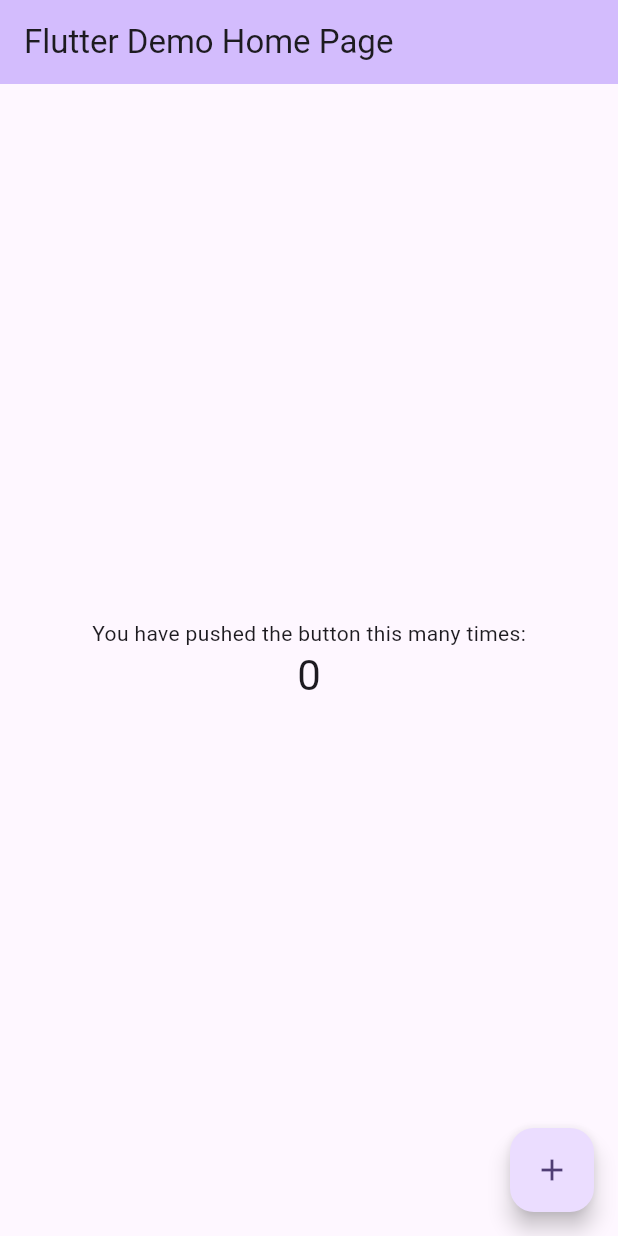
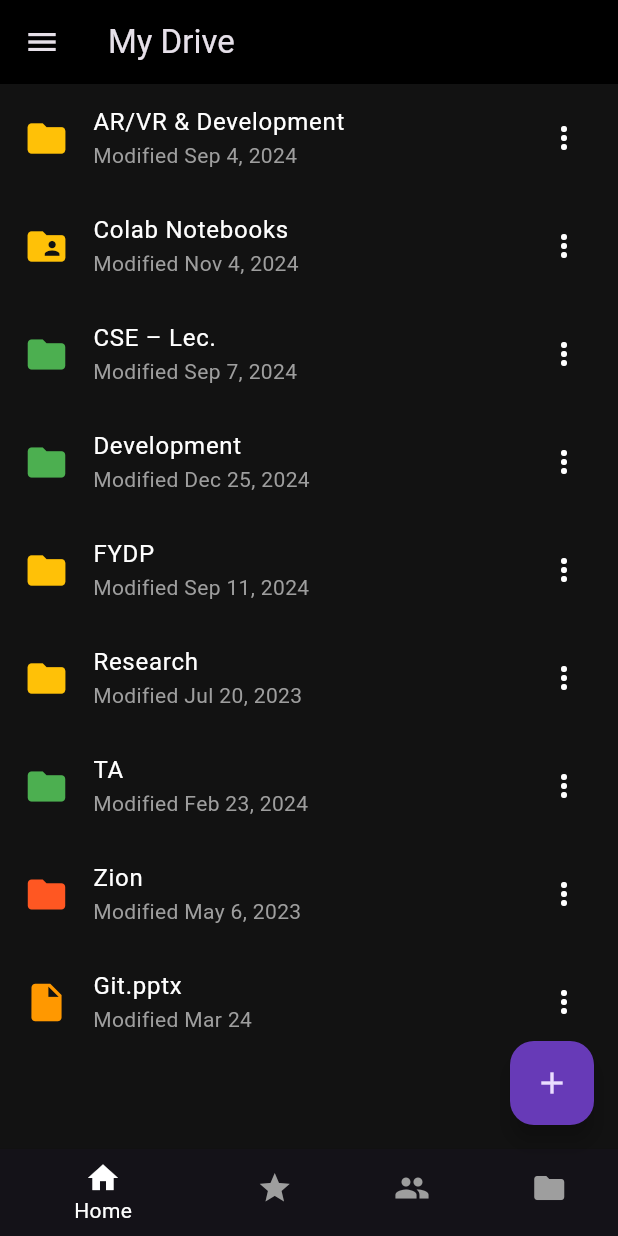
Before and after one commit to miraj489/lab_evaloution, a Flutter app: the screen it shows after launch, on a phone screen of 412 x 824 dp. Run offline on Flutter 3.47's test engine with Material 3 defaults, Android fonts, the phone set to English and light mode, and no system bars.

Commit message:
Update main.dart

```diff
--- a/lib/main.dart
+++ b/lib/main.dart
@@ -1,122 +1,146 @@
 import 'package:flutter/material.dart';
 
-void main() {
-  runApp(const MyApp());
-}
+void main() => runApp(MyDriveCloneApp());
 
-class MyApp extends StatelessWidget {
-  const MyApp({super.key});
-
-  // This widget is the root of your application.
+class MyDriveCloneApp extends StatelessWidget {
   @override
   Widget build(BuildContext context) {
     return MaterialApp(
-      title: 'Flutter Demo',
-      theme: ThemeData(
-        // This is the theme of your application.
-        //
-        // TRY THIS: Try running your application with "flutter run". You'll see
-        // the application has a purple toolbar. Then, without quitting the app,
-        // try changing the seedColor in the colorScheme below to Colors.green
-        // and then invoke "hot reload" (save your changes or press the "hot
-        // reload" button in a Flutter-supported IDE, or press "r" if you used
-        // the command line to start the app).
-        //
-        // Notice that the counter didn't reset back to zero; the application
-        // state is not lost during the reload. To reset the state, use hot
-        // restart instead.
-        //
-        // This works for code too, not just values: Most code changes can be
-        // tested with just a hot reload.
-        colorScheme: ColorScheme.fromSeed(seedColor: Colors.deepPurple),
+      title: 'Drive UI',
+      theme: ThemeData.dark().copyWith(
+        scaffoldBackgroundColor: Color(0xFF121212),
+        iconTheme: IconThemeData(color: Colors.white70),
       ),
-      home: const MyHomePage(title: 'Flutter Demo Home Page'),
+      home: DriveHomePage(),
+      debugShowCheckedModeBanner: false,
     );
   }
 }
 
-class MyHomePage extends StatefulWidget {
-  const MyHomePage({super.key, required this.title});
-
-  // This widget is the home page of your application. It is stateful, meaning
-  // that it has a State object (defined below) that contains fields that affect
-  // how it looks.
-
-  // This class is the configuration for the state. It holds the values (in this
-  // case the title) provided by the parent (in this case the App widget) and
-  // used by the build method of the State. Fields in a Widget subclass are
-  // always marked "final".
-
-  final String title;
-
-  @override
-  State<MyHomePage> createState() => _MyHomePageState();
-}
-
-class _MyHomePageState extends State<MyHomePage> {
-  int _counter = 0;
-
-  void _incrementCounter() {
-    setState(() {
-      // This call to setState tells the Flutter framework that something has
-      // changed in this State, which causes it to rerun the build method below
-      // so that the display can reflect the updated values. If we changed
-      // _counter without calling setState(), then the build method would not be
-      // called again, and so nothing would appear to happen.
-      _counter++;
-    });
-  }
+class DriveHomePage extends StatelessWidget {
+  final List<Map<String, dynamic>> folders = [
+    {
+      'name': 'AR/VR & Development',
+      'date': 'Sep 4, 2024',
+      'icon': Icons.folder,
+    },
+    {
+      'name': 'Colab Notebooks',
+      'date': 'Nov 4, 2024',
+      'icon': Icons.folder_shared,
+    },
+    {
+      'name': 'CSE – Lec.',
+      'date': 'Sep 7, 2024',
+      'icon': Icons.folder,
+      'color': Colors.green,
+    },
+    {
+      'name': 'Development',
+      'date': 'Dec 25, 2024',
+      'icon': Icons.folder,
+      'color': Colors.green,
+    },
+    {'name': 'FYDP', 'date': 'Sep 11, 2024', 'icon': Icons.folder},
+    {'name': 'Research', 'date': 'Jul 20, 2023', 'icon': Icons.folder},
+    {
+      'name': 'TA',
+      'date': 'Feb 23, 2024',
+      'icon': Icons.folder,
+      'color': Colors.green,
+    },
+    {
+      'name': 'Zion',
+      'date': 'May 6, 2023',
+      'icon': Icons.folder,
+      'color': Colors.deepOrange,
+    },
+    {
+      'name': 'Git.pptx',
+      'date': 'Mar 24',
+      'icon': Icons.insert_drive_file,
+      'color': Colors.orange,
+    },
+  ];
 
   @override
   Widget build(BuildContext context) {
-    // This method is rerun every time setState is called, for instance as done
-    // by the _incrementCounter method above.
-    //
-    // The Flutter framework has been optimized to make rerunning build methods
-    // fast, so that you can just rebuild anything that needs updating rather
-    // than having to individually change instances of widgets.
     return Scaffold(
-      appBar: AppBar(
-        // TRY THIS: Try changing the color here to a specific color (to
-        // Colors.amber, perhaps?) and trigger a hot reload to see the AppBar
-        // change color while the other colors stay the same.
-        backgroundColor: Theme.of(context).colorScheme.inversePrimary,
-        // Here we take the value from the MyHomePage object that was created by
-        // the App.build method, and use it to set our appbar title.
-        title: Text(widget.title),
-      ),
-      body: Center(
-        // Center is a layout widget. It takes a single child and positions it
-        // in the middle of the parent.
-        child: Column(
-          // Column is also a layout widget. It takes a list of children and
-          // arranges them vertically. By default, it sizes itself to fit its
-          // children horizontally, and tries to be as tall as its parent.
-          //
-          // Column has various properties to control how it sizes itself and
-          // how it positions its children. Here we use mainAxisAlignment to
-          // center the children vertically; the main axis here is the vertical
-          // axis because Columns are vertical (the cross axis would be
-          // horizontal).
-          //
-          // TRY THIS: Invoke "debug painting" (choose the "Toggle Debug Paint"
-          // action in the IDE, or press "p" in the console), to see the
-          // wireframe for each widget.
-          mainAxisAlignment: MainAxisAlignment.center,
-          children: <Widget>[
-            const Text('You have pushed the button this many times:'),
-            Text(
-              '$_counter',
-              style: Theme.of(context).textTheme.headlineMedium,
+      appBar: AppBar(title: Text("My Drive"), backgroundColor: Colors.black),
+      drawer: Drawer(
+        backgroundColor: Color(0xFF1E1E1E),
+        child: ListView(
+          padding: EdgeInsets.zero,
+          children: [
+            DrawerHeader(
+              child: Text('Menu', style: TextStyle(color: Colors.white)),
+            ),
+            drawerItem(Icons.access_time, "Recent"),
+            drawerItem(Icons.workspaces_outline, "Workspaces"),
+            drawerItem(Icons.offline_pin, "Offline"),
+            drawerItem(Icons.delete, "Trash"),
+            drawerItem(Icons.report, "Spam"),
+            drawerItem(Icons.settings, "Settings"),
+            drawerItem(Icons.help, "Help & feedback"),
+            ListTile(
+              leading: Icon(Icons.cloud, color: Colors.white70),
+              title: Text("Storage", style: TextStyle(color: Colors.white)),
+              subtitle: LinearProgressIndicator(
+                value: 7.44 / 15,
+                backgroundColor: Colors.grey[800],
+                valueColor: AlwaysStoppedAnimation<Color>(Colors.blueAccent),
+              ),
+              trailing: Text(
+                "7.44 GB / 15 GB",
+                style: TextStyle(color: Colors.grey),
+              ),
             ),
           ],
         ),
       ),
+      body: ListView.builder(
+        itemCount: folders.length,
+        itemBuilder: (context, index) {
+          final item = folders[index];
+          return ListTile(
+            leading: Icon(
+              item['icon'],
+              color: item['color'] ?? Colors.amber,
+              size: 30,
+            ),
+            title: Text(item['name'], style: TextStyle(color: Colors.white)),
+            subtitle: Text(
+              "Modified ${item['date']}",
+              style: TextStyle(color: Colors.grey),
+            ),
+            trailing: Icon(Icons.more_vert, color: Colors.white),
+          );
+        },
+      ),
       floatingActionButton: FloatingActionButton(
-        onPressed: _incrementCounter,
-        tooltip: 'Increment',
-        child: const Icon(Icons.add),
-      ), // This trailing comma makes auto-formatting nicer for build methods.
+        onPressed: () {},
+        backgroundColor: Colors.deepPurple,
+        child: Icon(Icons.add),
+      ),
+      bottomNavigationBar: BottomNavigationBar(
+        backgroundColor: Colors.black,
+        selectedItemColor: Colors.white,
+        unselectedItemColor: Colors.grey,
+        items: const [
+          BottomNavigationBarItem(icon: Icon(Icons.home), label: "Home"),
+          BottomNavigationBarItem(icon: Icon(Icons.star), label: "Starred"),
+          BottomNavigationBarItem(icon: Icon(Icons.people), label: "Shared"),
+          BottomNavigationBarItem(icon: Icon(Icons.folder), label: "Files"),
+        ],
+      ),
+    );
+  }
+
+  Widget drawerItem(IconData icon, String title) {
+    return ListTile(
+      leading: Icon(icon, color: Colors.white70),
+      title: Text(title, style: TextStyle(color: Colors.white)),
+      onTap: () {},
     );
   }
 }
```
